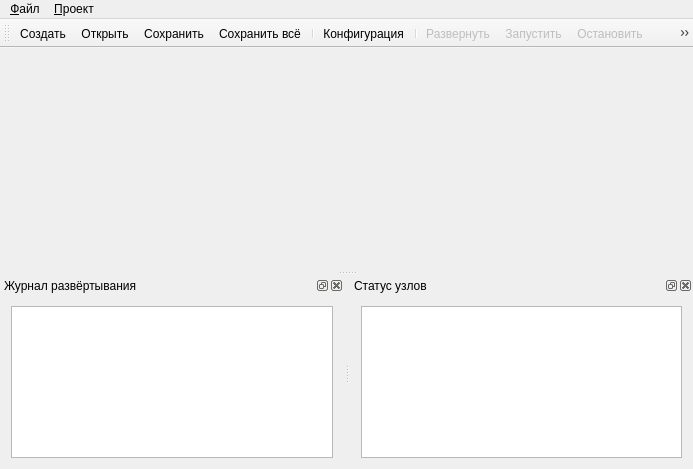
The window that terminal/src/mainwindow.ui (Automiq/alpha.protort) describes before a commit, drawn with Qt 5.
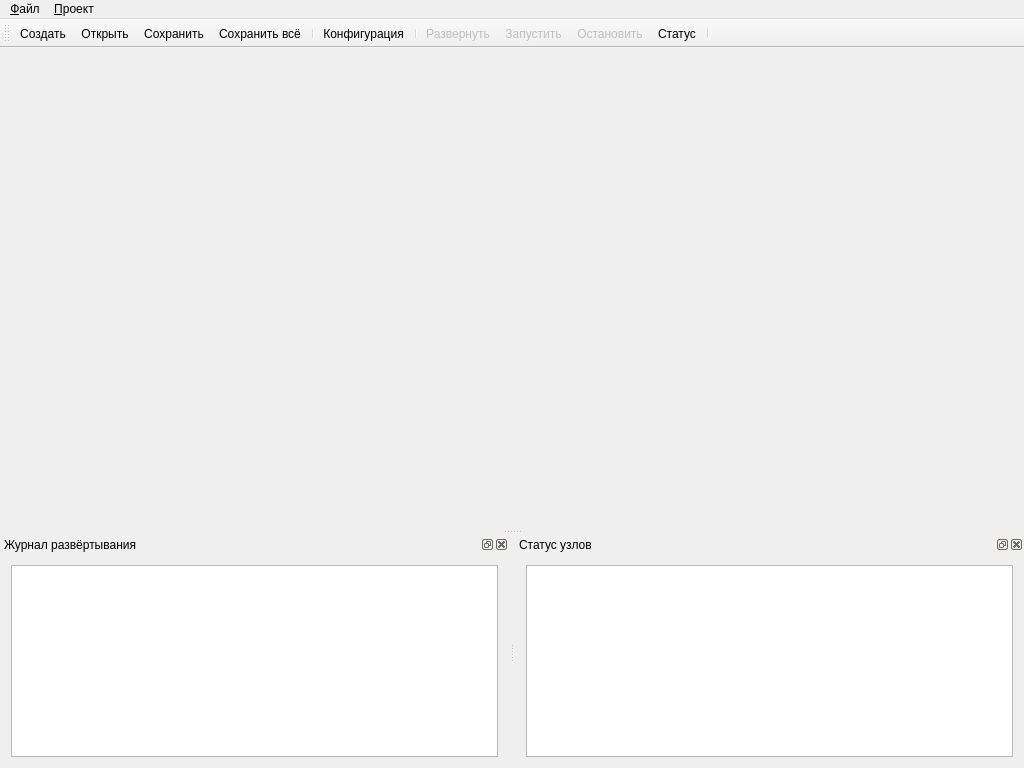
The same window after the commit. Icons and pictures are not drawn.

What changed in the file:
```diff
--- a/terminal/src/mainwindow.ui
+++ b/terminal/src/mainwindow.ui
@@ -6,8 +6,8 @@
    <rect>
     <x>0</x>
     <y>0</y>
-    <width>693</width>
-    <height>469</height>
+    <width>1024</width>
+    <height>768</height>
    </rect>
   </property>
   <property name="windowTitle">
@@ -53,8 +53,8 @@
     <rect>
      <x>0</x>
      <y>0</y>
-     <width>693</width>
-     <height>18</height>
+     <width>1024</width>
+     <height>21</height>
     </rect>
    </property>
    <widget class="QMenu" name="menu_file">
@@ -116,12 +116,8 @@
    </attribute>
    <widget class="QWidget" name="dockWidgetContents">
     <layout class="QHBoxLayout" name="horizontalLayout">
-     <item alignment="Qt::AlignBottom">
-      <widget class="QTextBrowser" name="textBrowser">
-       <property name="enabled">
-        <bool>true</bool>
-       </property>
-      </widget>
+     <item>
+      <widget class="QTextBrowser" name="deployLog"/>
      </item>
     </layout>
    </widget>
```
Left out of the diff: 2 changed lines with no effect on the pictures.
